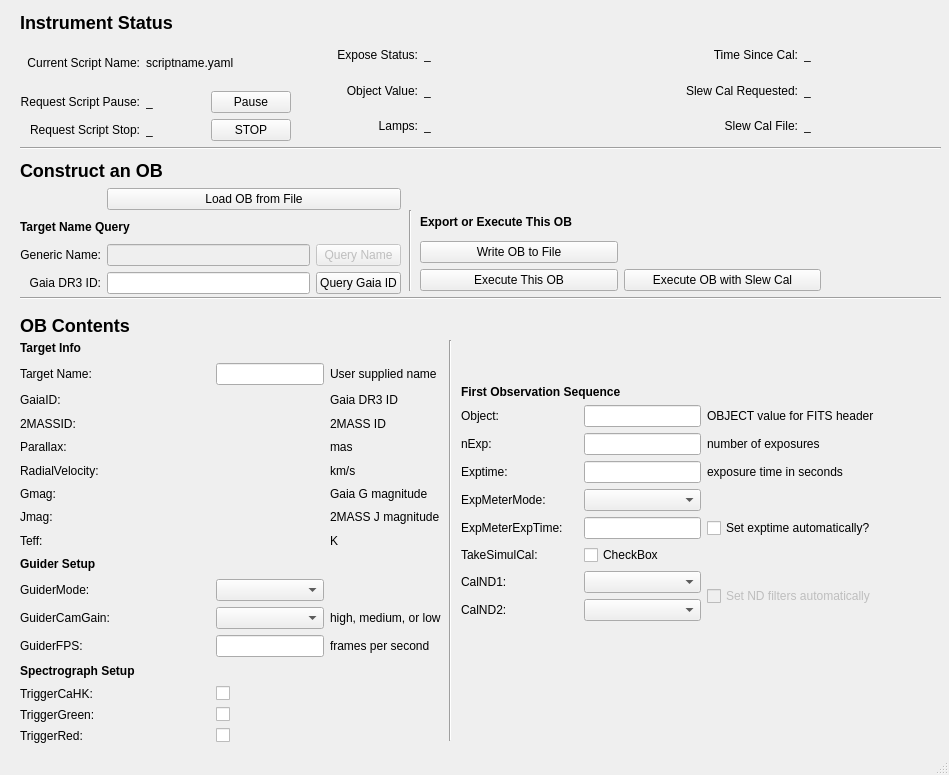
The window that kpf/OB_GUI/KPF_OB_GUI.ui (KeckObservatory/KPFTranslator) describes before a commit, drawn with Qt 5.
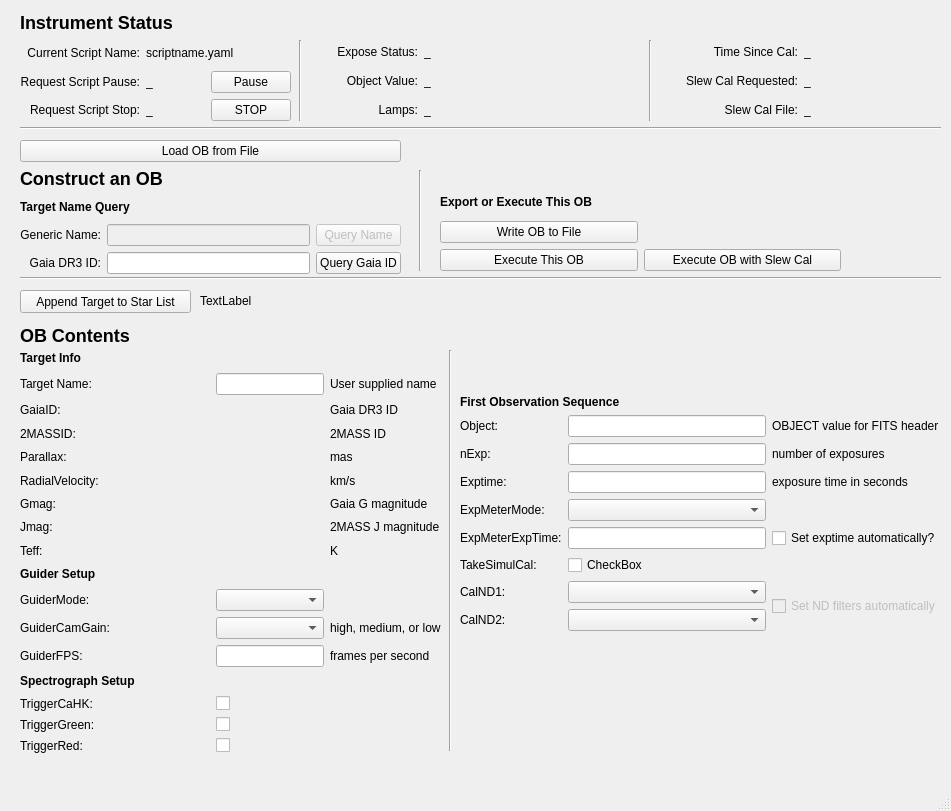
The same window after the commit.

Commit message: tweaks to star list handling

```diff
--- a/kpf/OB_GUI/KPF_OB_GUI.ui
+++ b/kpf/OB_GUI/KPF_OB_GUI.ui
@@ -6,8 +6,8 @@
    <rect>
     <x>0</x>
     <y>0</y>
-    <width>949</width>
-    <height>775</height>
+    <width>951</width>
+    <height>811</height>
    </rect>
   </property>
   <property name="windowTitle">
@@ -18,7 +18,7 @@
     <property name="geometry">
      <rect>
       <x>20</x>
-      <y>140</y>
+      <y>120</y>
       <width>921</width>
       <height>16</height>
      </rect>
@@ -33,7 +33,7 @@
       <x>20</x>
       <y>40</y>
       <width>271</width>
-      <height>101</height>
+      <height>81</height>
      </rect>
     </property>
     <layout class="QGridLayout" name="script_layout" columnstretch="0,0,0" rowminimumheight="0,0,0">
@@ -138,7 +138,7 @@
       <x>310</x>
       <y>40</y>
       <width>331</width>
-      <height>101</height>
+      <height>81</height>
      </rect>
     </property>
     <layout class="QGridLayout" name="status_layout" columnstretch="100,200" rowminimumheight="0,0,0">
@@ -205,44 +205,57 @@
     <property name="geometry">
      <rect>
       <x>20</x>
-      <y>160</y>
+      <y>140</y>
       <width>381</width>
       <height>134</height>
      </rect>
     </property>
     <layout class="QGridLayout" name="construct_layout">
-     <item row="3" column="0" colspan="2">
+     <item row="5" column="1">
+      <widget class="QLineEdit" name="name_query_input">
+       <property name="enabled">
+        <bool>false</bool>
+       </property>
+      </widget>
+     </item>
+     <item row="5" column="0">
+      <widget class="QLabel" name="label_10">
+       <property name="text">
+        <string>Generic Name:</string>
+       </property>
+       <property name="alignment">
+        <set>Qt::AlignRight|Qt::AlignTrailing|Qt::AlignVCenter</set>
+       </property>
+      </widget>
+     </item>
+     <item row="6" column="0">
+      <widget class="QLabel" name="label_7">
+       <property name="text">
+        <string>Gaia DR3 ID:</string>
+       </property>
+       <property name="alignment">
+        <set>Qt::AlignRight|Qt::AlignTrailing|Qt::AlignVCenter</set>
+       </property>
+      </widget>
+     </item>
+     <item row="4" column="0" colspan="2">
       <widget class="QLabel" name="label_3">
        <property name="text">
         <string>&lt;h4&gt;Target Name Query&lt;/h4&gt;</string>
        </property>
       </widget>
      </item>
-     <item row="0" column="0" colspan="3">
-      <widget class="QLabel" name="label_17">
-       <property name="text">
-        <string>&lt;html&gt;&lt;head/&gt;&lt;body&gt;&lt;h2 style=&quot; margin-top:16px; margin-bottom:12px; margin-left:0px; margin-right:0px; -qt-block-indent:0; text-indent:0px;&quot;&gt;&lt;span style=&quot; font-size:x-large; font-weight:600;&quot;&gt;Construct an OB&lt;/span&gt;&lt;/h2&gt;&lt;/body&gt;&lt;/html&gt;</string>
-       </property>
-      </widget>
-     </item>
-     <item row="5" column="1">
-      <widget class="QLineEdit" name="gaia_id_query_input"/>
-     </item>
-     <item row="4" column="1">
-      <widget class="QLineEdit" name="name_query_input">
-       <property name="enabled">
-        <bool>false</bool>
-       </property>
-      </widget>
-     </item>
-     <item row="5" column="2">
+     <item row="6" column="2">
       <widget class="QPushButton" name="query_gaia_btn">
        <property name="text">
         <string>Query Gaia ID</string>
        </property>
       </widget>
      </item>
-     <item row="4" column="2">
+     <item row="6" column="1">
+      <widget class="QLineEdit" name="gaia_id_query_input"/>
+     </item>
+     <item row="5" column="2">
       <widget class="QPushButton" name="query_name_btn">
        <property name="enabled">
         <bool>false</bool>
@@ -252,27 +265,14 @@
        </property>
       </widget>
      </item>
-     <item row="5" column="0">
-      <widget class="QLabel" name="label_7">
+     <item row="3" column="0" colspan="2">
+      <widget class="QLabel" name="label_17">
        <property name="text">
-        <string>Gaia DR3 ID:</string>
+        <string>&lt;html&gt;&lt;head/&gt;&lt;body&gt;&lt;h2 style=&quot; margin-top:16px; margin-bottom:12px; margin-left:0px; margin-right:0px; -qt-block-indent:0; text-indent:0px;&quot;&gt;&lt;span style=&quot; font-size:x-large; font-weight:600;&quot;&gt;Construct an OB&lt;/span&gt;&lt;/h2&gt;&lt;/body&gt;&lt;/html&gt;</string>
        </property>
-       <property name="alignment">
-        <set>Qt::AlignRight|Qt::AlignTrailing|Qt::AlignVCenter</set>
-       </property>
       </widget>
      </item>
-     <item row="4" column="0">
-      <widget class="QLabel" name="label_10">
-       <property name="text">
-        <string>Generic Name:</string>
-       </property>
-       <property name="alignment">
-        <set>Qt::AlignRight|Qt::AlignTrailing|Qt::AlignVCenter</set>
-       </property>
-      </widget>
-     </item>
-     <item row="1" column="1" colspan="2">
+     <item row="1" column="0" colspan="3">
       <widget class="QPushButton" name="load_from_file_btn">
        <property name="text">
         <string>Load OB from File</string>
@@ -284,20 +284,13 @@
    <widget class="QWidget" name="gridLayoutWidget_5">
     <property name="geometry">
      <rect>
-      <x>420</x>
-      <y>210</y>
+      <x>440</x>
+      <y>190</y>
       <width>401</width>
       <height>81</height>
      </rect>
     </property>
     <layout class="QGridLayout" name="execute_layout">
-     <item row="0" column="1" colspan="2">
-      <widget class="QLabel" name="label_11">
-       <property name="text">
-        <string>&lt;h4&gt;Export or Execute This OB&lt;/h4&gt;</string>
-       </property>
-      </widget>
-     </item>
      <item row="1" column="1">
       <widget class="QPushButton" name="write_to_file_btn">
        <property name="enabled">
@@ -308,27 +301,34 @@
        </property>
       </widget>
      </item>
-     <item row="2" column="1">
-      <widget class="QPushButton" name="executeOB">
+     <item row="0" column="1" colspan="2">
+      <widget class="QLabel" name="label_11">
        <property name="text">
-        <string>Execute This OB</string>
+        <string>&lt;h4&gt;Export or Execute This OB&lt;/h4&gt;</string>
        </property>
       </widget>
      </item>
-     <item row="2" column="2">
+     <item row="3" column="2">
       <widget class="QPushButton" name="executeOB_slewcal">
        <property name="text">
         <string>Execute OB with Slew Cal</string>
        </property>
       </widget>
      </item>
+     <item row="3" column="1">
+      <widget class="QPushButton" name="executeOB">
+       <property name="text">
+        <string>Execute This OB</string>
+       </property>
+      </widget>
+     </item>
     </layout>
    </widget>
    <widget class="Line" name="line_2">
     <property name="geometry">
      <rect>
       <x>20</x>
-      <y>290</y>
+      <y>270</y>
       <width>921</width>
       <height>16</height>
      </rect>
@@ -341,7 +341,7 @@
     <property name="geometry">
      <rect>
       <x>20</x>
-      <y>340</y>
+      <y>350</y>
       <width>421</width>
       <height>403</height>
      </rect>
@@ -627,7 +627,7 @@
     <property name="geometry">
      <rect>
       <x>20</x>
-      <y>310</y>
+      <y>320</y>
       <width>381</width>
       <height>31</height>
      </rect>
@@ -639,10 +639,10 @@
    <widget class="Line" name="line_3">
     <property name="geometry">
      <rect>
-      <x>400</x>
-      <y>210</y>
+      <x>410</x>
+      <y>170</y>
       <width>20</width>
-      <height>81</height>
+      <height>101</height>
      </rect>
     </property>
     <property name="orientation">
@@ -653,52 +653,17 @@
     <property name="geometry">
      <rect>
       <x>460</x>
-      <y>340</y>
+      <y>350</y>
       <width>481</width>
       <height>281</height>
      </rect>
     </property>
-    <layout class="QGridLayout" name="obs_seq_layout" columnstretch="1,100,100,200">
+    <layout class="QGridLayout" name="obs_seq_layout" columnstretch="0,0,0,0">
      <property name="sizeConstraint">
       <enum>QLayout::SetDefaultConstraint</enum>
      </property>
-     <item row="7" column="1">
-      <widget class="QLabel" name="label_51">
-       <property name="text">
-        <string>CalND1:</string>
-       </property>
-      </widget>
-     </item>
-     <item row="8" column="1">
-      <widget class="QLabel" name="label_52">
-       <property name="text">
-        <string>CalND2:</string>
-       </property>
-      </widget>
-     </item>
-     <item row="4" column="1">
-      <widget class="QLabel" name="label_48">
-       <property name="text">
-        <string>ExpMeterMode:</string>
-       </property>
-      </widget>
-     </item>
-     <item row="6" column="1">
-      <widget class="QLabel" name="label_50">
-       <property name="text">
-        <string>TakeSimulCal:</string>
-       </property>
-      </widget>
-     </item>
-     <item row="1" column="2">
-      <widget class="QLineEdit" name="ObjectEdit"/>
-     </item>
-     <item row="2" column="1">
-      <widget class="QLabel" name="label_46">
-       <property name="text">
-        <string>nExp:</string>
-       </property>
-      </widget>
+     <item row="5" column="2">
+      <widget class="QLineEdit" name="ExpMeterExpTimeEdit"/>
      </item>
      <item row="5" column="1">
       <widget class="QLabel" name="label_49">
@@ -714,24 +679,10 @@
        </property>
       </widget>
      </item>
-     <item row="3" column="1">
-      <widget class="QLabel" name="label_47">
+     <item row="2" column="1">
+      <widget class="QLabel" name="label_46">
        <property name="text">
-        <string>Exptime:</string>
-       </property>
-      </widget>
-     </item>
-     <item row="1" column="3">
-      <widget class="QLabel" name="label_53">
-       <property name="text">
-        <string>OBJECT value for FITS header</string>
-       </property>
-      </widget>
-     </item>
-     <item row="2" column="3">
-      <widget class="QLabel" name="label_54">
-       <property name="text">
-        <string>number of exposures</string>
+        <string>nExp:</string>
        </property>
       </widget>
      </item>
@@ -742,6 +693,16 @@
        </property>
       </widget>
      </item>
+     <item row="8" column="2">
+      <widget class="QComboBox" name="CalND2"/>
+     </item>
+     <item row="4" column="1">
+      <widget class="QLabel" name="label_48">
+       <property name="text">
+        <string>ExpMeterMode:</string>
+       </property>
+      </widget>
+     </item>
      <item row="5" column="3">
       <widget class="QCheckBox" name="AutoEMExpTime">
        <property name="text">
@@ -749,31 +710,19 @@
        </property>
       </widget>
      </item>
+     <item row="7" column="1">
+      <widget class="QLabel" name="label_51">
+       <property name="text">
+        <string>CalND1:</string>
+       </property>
+      </widget>
+     </item>
      <item row="7" column="2">
       <widget class="QComboBox" name="CalND1"/>
      </item>
-     <item row="8" column="2">
-      <widget class="QComboBox" name="CalND2"/>
-     </item>
-     <item row="4" column="2">
-      <widget class="QComboBox" name="ExpMeterMode"/>
-     </item>
      <item row="2" column="2">
       <widget class="QLineEdit" name="nExpEdit"/>
      </item>
-     <item row="3" column="2">
-      <widget class="QLineEdit" name="ExptimeEdit"/>
-     </item>
-     <item row="6" column="2">
-      <widget class="QCheckBox" name="TakeSimulCal">
-       <property name="text">
-        <string>CheckBox</string>
-       </property>
-      </widget>
-     </item>
-     <item row="5" column="2">
-      <widget class="QLineEdit" name="ExpMeterExpTimeEdit"/>
-     </item>
      <item row="7" column="3" rowspan="2">
       <widget class="QCheckBox" name="AutoNDFilters">
        <property name="enabled">
@@ -794,6 +743,57 @@
        </property>
       </widget>
      </item>
+     <item row="6" column="2">
+      <widget class="QCheckBox" name="TakeSimulCal">
+       <property name="text">
+        <string>CheckBox</string>
+       </property>
+      </widget>
+     </item>
+     <item row="1" column="2">
+      <widget class="QLineEdit" name="ObjectEdit"/>
+     </item>
+     <item row="1" column="3">
+      <widget class="QLabel" name="label_53">
+       <property name="text">
+        <string>OBJECT value for FITS header</string>
+       </property>
+      </widget>
+     </item>
+     <item row="2" column="3">
+      <widget class="QLabel" name="label_54">
+       <property name="text">
+        <string>number of exposures</string>
+       </property>
+      </widget>
+     </item>
+     <item row="4" column="2">
+      <widget class="QComboBox" name="ExpMeterMode"/>
+     </item>
+     <item row="3" column="1">
+      <widget class="QLabel" name="label_47">
+       <property name="text">
+        <string>Exptime:</string>
+       </property>
+      </widget>
+     </item>
+     <item row="8" column="1">
+      <widget class="QLabel" name="label_52">
+       <property name="text">
+        <string>CalND2:</string>
+       </property>
+      </widget>
+     </item>
+     <item row="6" column="1">
+      <widget class="QLabel" name="label_50">
+       <property name="text">
+        <string>TakeSimulCal:</string>
+       </property>
+      </widget>
+     </item>
+     <item row="3" column="2">
+      <widget class="QLineEdit" name="ExptimeEdit"/>
+     </item>
     </layout>
    </widget>
    <widget class="QWidget" name="gridLayoutWidget_8">
@@ -802,7 +802,7 @@
       <x>660</x>
       <y>40</y>
       <width>281</width>
-      <height>101</height>
+      <height>81</height>
      </rect>
     </property>
     <layout class="QGridLayout" name="slewcal_layout" rowstretch="100,100,100" columnstretch="100,100">
@@ -866,7 +866,7 @@
     <property name="geometry">
      <rect>
       <x>440</x>
-      <y>340</y>
+      <y>350</y>
       <width>20</width>
       <height>401</height>
      </rect>
@@ -875,6 +875,58 @@
      <enum>Qt::Vertical</enum>
     </property>
    </widget>
+   <widget class="QPushButton" name="append_to_star_list_btn">
+    <property name="geometry">
+     <rect>
+      <x>20</x>
+      <y>290</y>
+      <width>171</width>
+      <height>23</height>
+     </rect>
+    </property>
+    <property name="text">
+     <string>Append Target to Star List</string>
+    </property>
+   </widget>
+   <widget class="QLabel" name="star_list_line">
+    <property name="geometry">
+     <rect>
+      <x>200</x>
+      <y>290</y>
+      <width>731</width>
+      <height>21</height>
+     </rect>
+    </property>
+    <property name="text">
+     <string>TextLabel</string>
+    </property>
+   </widget>
+   <widget class="Line" name="line_5">
+    <property name="geometry">
+     <rect>
+      <x>290</x>
+      <y>40</y>
+      <width>20</width>
+      <height>81</height>
+     </rect>
+    </property>
+    <property name="orientation">
+     <enum>Qt::Vertical</enum>
+    </property>
+   </widget>
+   <widget class="Line" name="line_6">
+    <property name="geometry">
+     <rect>
+      <x>640</x>
+      <y>40</y>
+      <width>20</width>
+      <height>81</height>
+     </rect>
+    </property>
+    <property name="orientation">
+     <enum>Qt::Vertical</enum>
+    </property>
+   </widget>
   </widget>
   <widget class="QStatusBar" name="statusbar"/>
  </widget>
```
The commit also changes 1 other file.
